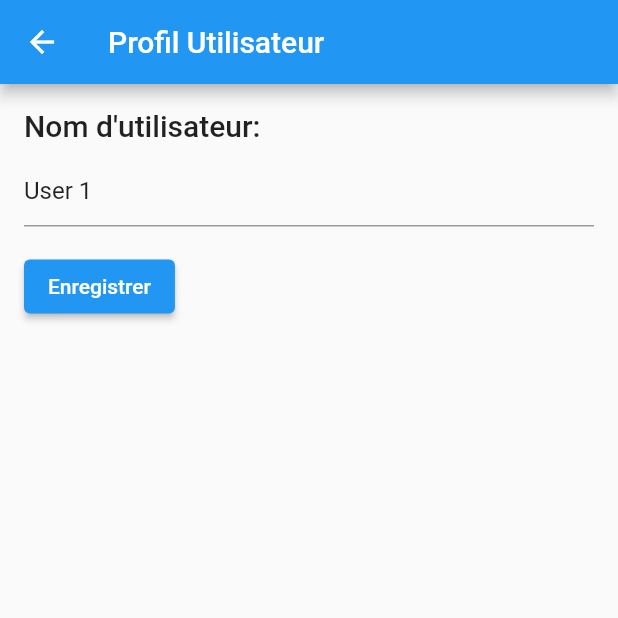
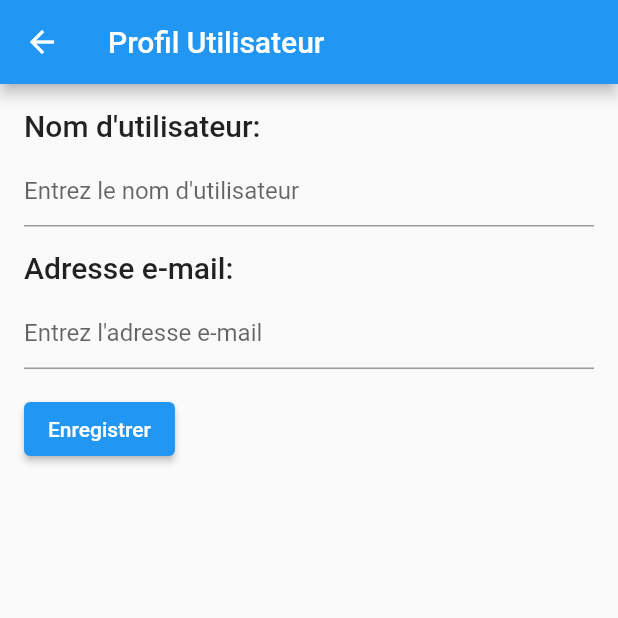
Before and after one commit to DylanCahuMDS/FlutterApp, a Flutter app: the ListUsersPage screen opened directly, after a tap on "User 1", on a phone screen of 412 x 824 dp, the top half of it. Run offline on Flutter 3.47's test engine with Material 2 defaults, Android fonts, the phone set to English and light mode, and no system bars; network calls fail.

Commit message:
ontap users

```diff
--- a/lib/listUsers.dart
+++ b/lib/listUsers.dart
@@ -10,9 +10,9 @@ class ListUsersPage extends StatefulWidget {
 
 class _ListUsersPageState extends State<ListUsersPage> {
   List<dynamic> _users = [
-    {'username': 'User 1'},
-    {'username': 'User 2'},
-    {'username': 'User 3'}
+    {'username': 'User 1', 'id': 1},
+    {'username': 'User 2', 'id': 2},
+    {'username': 'User 3', 'id': 3}
   ]; // Liste des utilisateurs récupérés
 
   @override
@@ -50,7 +50,7 @@ class _ListUsersPageState extends State<ListUsersPage> {
                 context,
                 MaterialPageRoute(
                   builder: (context) => UserPage(
-                    username: user['username'],
+                    id: user['id'],
                   ),
                 ),
               );
--- a/lib/userPage.dart
+++ b/lib/userPage.dart
@@ -1,9 +1,11 @@
 import 'package:flutter/material.dart';
+import 'dart:convert';
+import 'package:http/http.dart' as http;
 
 class UserPage extends StatefulWidget {
-  final String username;
+  final int id;
 
-  const UserPage({Key? key, required this.username}) : super(key: key);
+  const UserPage({Key? key, required this.id}) : super(key: key);
 
   @override
   _UserPageState createState() => _UserPageState();
@@ -11,23 +13,50 @@ class UserPage extends StatefulWidget {
 
 class _UserPageState extends State<UserPage> {
   late TextEditingController _usernameController;
+  late TextEditingController _emailController;
 
   @override
   void initState() {
     super.initState();
-    _usernameController = TextEditingController(text: widget.username);
+    _usernameController = TextEditingController();
+    _emailController = TextEditingController();
+    _fetchUserDetails();
   }
 
   @override
   void dispose() {
     _usernameController.dispose();
+    _emailController.dispose();
     super.dispose();
+  }
+
+  Future<void> _fetchUserDetails() async {
+    final response = await http.get(
+      Uri.https('example.com', '/users/${widget.id}'),
+    );
+
+    if (response.statusCode == 200) {
+      final userData = json.decode(response.body);
+      final username = userData['username'];
+      final email = userData['email'];
+
+      setState(() {
+        _usernameController.text = username;
+        _emailController.text = email;
+      });
+    } else {
+      // Gérer l'erreur de récupération des détails de l'utilisateur
+      const username = 'Test';
+      const email = 'test@api.com';
+    }
   }
 
   void _saveChanges() {
     final newUsername = _usernameController.text;
-    // Appliquer les modifications (enregistrer dans la base de données, etc.)
+    final newEmail = _emailController.text;
+    // Appliquer les modifications (envoyer une requête PUT à l'API, etc.)
     print('Nouveau nom d\'utilisateur : $newUsername');
+    print('Nouvelle adresse e-mail : $newEmail');
     // Afficher une confirmation ou effectuer d'autres actions nécessaires
   }
 
@@ -54,6 +83,18 @@ class _UserPageState extends State<UserPage> {
               ),
             ),
             SizedBox(height: 16),
+            Text(
+              'Adresse e-mail:',
+              style: Theme.of(context).textTheme.headline6,
+            ),
+            SizedBox(height: 8),
+            TextFormField(
+              controller: _emailController,
+              decoration: InputDecoration(
+                hintText: 'Entrez l\'adresse e-mail',
+              ),
+            ),
+            SizedBox(height: 16),
             ElevatedButton(
               onPressed: _saveChanges,
               child: const Text('Enregistrer'),
```
